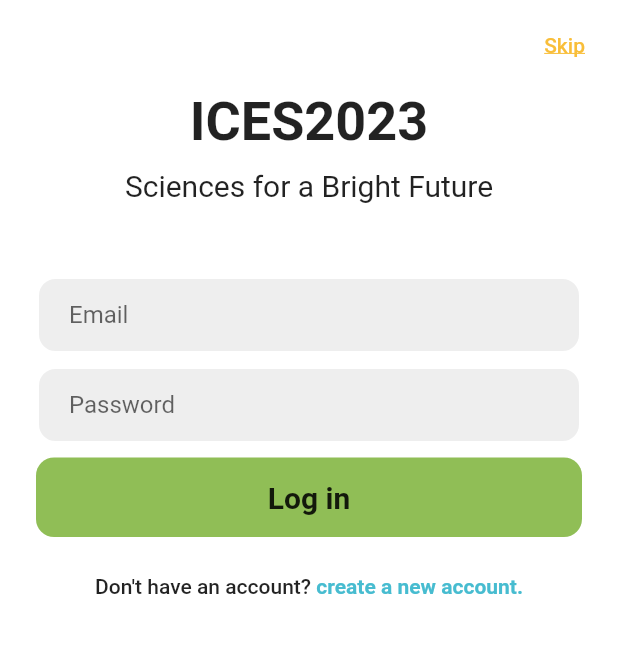
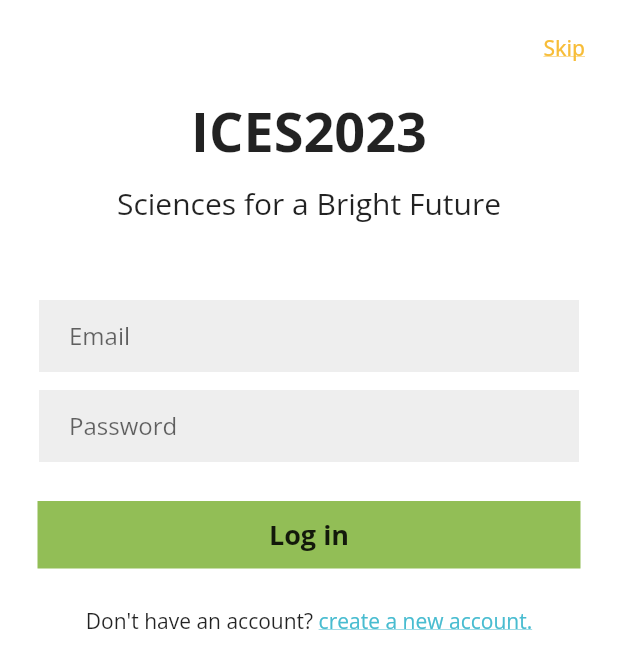
Before and after one commit to ShathaAldosari01/ices2023, a Flutter app: the screen it shows after launch, after a tap on "Create Account", after a tap on "Login", on a phone screen of 412 x 824 dp. Shown: the top 669 px of the screen. Run offline on Flutter 3.47's test engine with Material 2 defaults, Android fonts, the phone set to English and light mode, and no system bars; our stand-ins replace firebase_auth, firebase_core, flutter_spinkit; accounts and stored records are empty; network calls fail.

Commit message:
Font, colors

```diff
--- /dev/null
+++ b/lib/config/palette.dart
@@ -0,0 +1,15 @@
+import 'package:flutter/painting.dart';
+import 'package:flutter/material.dart';
+
+/*color theme*/
+class Palette {
+  static const Color backgroundColor = Color(0xFFffffff); //0xFF1c1c1c
+  static const Color darkBlue = Color(0xFF262262);
+  static const Color blue = Color(0xFF48bcd0);
+  static const Color green = Color(0xFF92be56);
+  static const Color yellow = Color(0xFFf7bd39);
+  static const Color black = Color(0xFF000000);
+  static const Color white = Color(0xFFffffff);
+  static const Color orange = Color(0xFFf3712e);
+  static const Color grey = Color(0xFF6d6e71);
+}
--- a/lib/screens/auth/login.dart
+++ b/lib/screens/auth/login.dart
@@ -1,4 +1,5 @@
 import 'package:flutter/material.dart';
+import 'package:ices2023/config/palette.dart';
 
 import '../../services/auth.dart';
 
@@ -29,8 +30,18 @@ class _LoginState extends State<Login> {
   Future openDialog()=> showDialog(
       context: context,
       builder: (context) =>  AlertDialog(
-          title: const Text("The login failed"),
-          content: const Text('could not log in with those credentials.'),
+          title: const Text(
+              "The login failed",
+            style: TextStyle(
+              fontFamily: 'OpenSans',
+            ),
+          ),
+          content: const Text(
+              'could not log in with those credentials.',
+            style: TextStyle(
+              fontFamily: 'OpenSans',
+            ),
+          ),
           actions: [
             Padding(
               padding: EdgeInsets.fromLTRB(0,0,20,15),
@@ -38,8 +49,9 @@ class _LoginState extends State<Login> {
                 child: const Text(
                   "Cancel",
                   style: TextStyle(
-                    color: Color(0xff47bcd0),
+                    color: Palette.blue,
                     fontWeight: FontWeight.bold,
+                    fontFamily: 'OpenSans',
                   ),
                 ),
                 onTap: (){
@@ -76,9 +88,10 @@ class _LoginState extends State<Login> {
                               child: const Text(
                                 "Skip",
                                 style: TextStyle(
-                                  color: Color(0xfff9be39),
+                                  color: Palette.yellow,
                                   fontWeight: FontWeight.w500,
                                   decoration: TextDecoration.underline,
+                                  fontFamily: 'OpenSans',
                                 ),
                               ),
                               onTap: () async{
@@ -109,7 +122,8 @@ class _LoginState extends State<Login> {
                       "ICES2023",
                       style: TextStyle(
                           fontWeight: FontWeight.bold,
-                          fontSize: 36
+                          fontSize: 36,
+                          fontFamily: 'OpenSans',
                       ),
                     ),
 
@@ -118,7 +132,8 @@ class _LoginState extends State<Login> {
                     const Text(
                       "Sciences for a Bright Future",
                       style: TextStyle(
-                          fontSize: 20
+                          fontFamily: 'OpenSans',
+                          fontSize: 20,
                       ),
                     ),
 
@@ -129,13 +144,15 @@ class _LoginState extends State<Login> {
                       padding: const EdgeInsets.symmetric(horizontal: 25),
                       child: Container(
                         decoration: BoxDecoration(
-                          borderRadius: BorderRadius.circular(12),
                           color: Colors.grey[200],
-                          border: Border.all(color: Colors.white),
+                          border: Border.all(color: Palette.white),
                         ),
                         child:  Padding(
                           padding: const EdgeInsets.symmetric(horizontal: 20 ),
                           child: TextFormField(
+                            style: const TextStyle(
+                              fontFamily: 'OpenSans',
+                            ),
                             decoration: const InputDecoration(
                                 border: InputBorder.none,
                                 hintText: "Email"
@@ -164,13 +181,15 @@ class _LoginState extends State<Login> {
                       padding: const EdgeInsets.symmetric(horizontal: 25),
                       child: Container(
                         decoration: BoxDecoration(
-                          borderRadius: BorderRadius.circular(12),
                           color: Colors.grey[200],
-                          border: Border.all(color: Colors.white),
+                          border: Border.all(color: Palette.white),
                         ),
                         child:  Padding(
                           padding: const EdgeInsets.symmetric(horizontal: 20 ),
                           child: TextFormField(
+                            style: const TextStyle(
+                              fontFamily: 'OpenSans',
+                            ),
                             obscureText: true,
                             decoration: const InputDecoration(
                                 border: InputBorder.none,
@@ -190,16 +209,15 @@ class _LoginState extends State<Login> {
                       ),
                     ),
 
-                    const SizedBox(height: 10,),
+                    const SizedBox(height: 25,),
 
                     //sign in
                     Padding(
-                      padding: const EdgeInsets.symmetric(horizontal: 24 ),
+                      padding: const EdgeInsets.symmetric(horizontal: 25 ),
                       child: Container(
-                        padding: const EdgeInsets.all(15),
-                        decoration: BoxDecoration(
-                            color: const Color(0xFF90be56),
-                            borderRadius: BorderRadius.circular(12)
+                        padding: const EdgeInsets.symmetric(horizontal: 20, vertical: 10),
+                        decoration: const BoxDecoration(
+                            color: Palette.green,
                         ),
                         child:  Center(
                           child: InkWell(
@@ -215,7 +233,8 @@ class _LoginState extends State<Login> {
                               'Log in',
                               style: TextStyle(
                                   fontWeight: FontWeight.bold,
-                                  fontSize: 20
+                                  fontSize: 18,
+                                fontFamily: 'OpenSans',
                               ),
                             ),
                           ),
@@ -232,15 +251,16 @@ class _LoginState extends State<Login> {
                         const Text(
                           "Don't have an account? ",
                           style: TextStyle(
-                            fontWeight: FontWeight.w500,
+                            fontFamily: 'OpenSans',
                           ),
                         ),
                         InkWell(
                           child: const Text(
                             "create a new account.",
                             style: TextStyle(
-                              color:  Color(0xFF47bcd0),
-                              fontWeight: FontWeight.bold,
+                              color:  Palette.blue,
+                              fontFamily: 'OpenSans',
+                              decoration: TextDecoration.underline,
                             ),
                           ),
                           onTap: (){
--- a/lib/screens/auth/sign_in.dart
+++ b/lib/screens/auth/sign_in.dart
@@ -1,4 +1,5 @@
 import 'package:flutter/material.dart';
+import 'package:ices2023/config/palette.dart';
 import 'package:ices2023/services/auth.dart';
 
 class SignIn extends StatefulWidget {
@@ -30,8 +31,18 @@ class _SignInState extends State<SignIn> {
   Future openDialog()=> showDialog(
       context: context,
       builder: (context) =>  AlertDialog(
-          title: const Text("The Registration failed"),
-          content: const Text('Please supply a valid email.'),
+          title: const Text(
+              "The Registration failed",
+            style: TextStyle(
+              fontFamily: 'OpenSans',
+            ),
+          ),
+          content: const Text(
+              'Please supply a valid email.',
+            style: TextStyle(
+              fontFamily: 'OpenSans',
+            ),
+          ),
           actions: [
             Padding(
               padding: EdgeInsets.fromLTRB(0,0,20,15),
@@ -39,7 +50,8 @@ class _SignInState extends State<SignIn> {
                 child: const Text(
                     "Cancel",
                   style: TextStyle(
-                    color: Color(0xff47bcd0),
+                    fontFamily: 'OpenSans',
+                    color: Palette.blue,
                     fontWeight: FontWeight.bold,
                   ),
                 ),
@@ -78,7 +90,8 @@ class _SignInState extends State<SignIn> {
                               child: const Text(
                                 "Skip",
                                 style: TextStyle(
-                                  color: Color(0xfff9be39),
+                                  fontFamily: 'OpenSans',
+                                  color: Palette.yellow,
                                   fontWeight: FontWeight.w500,
                                   decoration: TextDecoration.underline,
                                 ),
@@ -110,8 +123,10 @@ class _SignInState extends State<SignIn> {
                     const Text(
                       "ICES2023",
                       style: TextStyle(
+                        color: Palette.darkBlue,
                           fontWeight: FontWeight.bold,
-                          fontSize: 36
+                          fontSize: 36,
+                        fontFamily: 'OpenSans',
                       ),
                     ),
 
@@ -120,24 +135,27 @@ class _SignInState extends State<SignIn> {
                     const Text(
                       "Sciences for a Bright Future",
                       style: TextStyle(
-                          fontSize: 20
+                          fontSize: 20,
+                        fontFamily: 'OpenSans',
                       ),
                     ),
 
-                    const SizedBox(height: 50,),
+                    const SizedBox(height: 35,),
 
                     //name
                     Padding(
                       padding: const EdgeInsets.symmetric(horizontal: 25),
                       child: Container(
                         decoration: BoxDecoration(
-                          borderRadius: BorderRadius.circular(12),
                           color: Colors.grey[200],
-                          border: Border.all(color: Colors.white),
+                          border: Border.all(color: Palette.white),
                         ),
                         child:  Padding(
                           padding: const EdgeInsets.symmetric(horizontal: 20 ),
                           child: TextFormField(
+                            style: const TextStyle(
+                              fontFamily: 'OpenSans',
+                            ),
                             decoration: const InputDecoration(
                                 border: InputBorder.none,
                                 hintText: "Full name"
@@ -166,13 +184,15 @@ class _SignInState extends State<SignIn> {
                       padding: const EdgeInsets.symmetric(horizontal: 25),
                       child: Container(
                         decoration: BoxDecoration(
-                          borderRadius: BorderRadius.circular(12),
                           color: Colors.grey[200],
-                          border: Border.all(color: Colors.white),
+                          border: Border.all(color: Palette.white),
                         ),
                         child:  Padding(
                           padding: const EdgeInsets.symmetric(horizontal: 20 ),
                           child: TextFormField(
+                            style: const TextStyle(
+                              fontFamily: 'OpenSans',
+                            ),
                             decoration: const InputDecoration(
                                 border: InputBorder.none,
                                 hintText: "Email"
@@ -201,13 +221,15 @@ class _SignInState extends State<SignIn> {
                       padding: const EdgeInsets.symmetric(horizontal: 25),
                       child: Container(
                         decoration: BoxDecoration(
-                          borderRadius: BorderRadius.circular(12),
                           color: Colors.grey[200],
-                          border: Border.all(color: Colors.white),
+                          border: Border.all(color: Palette.white),
                         ),
                         child:  Padding(
                           padding: const EdgeInsets.symmetric(horizontal: 20 ),
                           child: TextFormField(
+                            style: const TextStyle(
+                              fontFamily: 'OpenSans',
+                            ),
                             obscureText: true,
                             decoration: const InputDecoration(
                                 border: InputBorder.none,
@@ -228,24 +250,25 @@ class _SignInState extends State<SignIn> {
                       ),
                     ),
 
-                    const SizedBox(height: 10,),
+                    const SizedBox(height: 25,),
 
                     //sign in
                     Padding(
-                      padding: const EdgeInsets.symmetric(horizontal: 24 ),
+                      padding: const EdgeInsets.symmetric(horizontal: 25 ),
                       child: Container(
-                        padding: const EdgeInsets.all(15),
-                        decoration: BoxDecoration(
-                            color: const Color(0xFF90be56),
-                            borderRadius: BorderRadius.circular(12)
+                        padding: const EdgeInsets.symmetric(horizontal: 20, vertical: 10),
+                        decoration: const BoxDecoration(
+                            color: Palette.green,
                         ),
                         child: Center(
                           child: InkWell(
                             child: const Text(
                               'Create Account',
                               style: TextStyle(
+                                  fontFamily: 'OpenSans',
                                   fontWeight: FontWeight.bold,
-                                  fontSize: 20
+                                  fontSize: 18,
+                                color: Palette.black,
                               ),
                             ),
                             onTap: ()async{
@@ -274,7 +297,7 @@ class _SignInState extends State<SignIn> {
                         const Text(
                           "Already have an account? ",
                           style: TextStyle(
-                            fontWeight: FontWeight.w500,
+                            fontFamily: 'OpenSans',
                           ),
                         ),
                         InkWell(
@@ -284,8 +307,9 @@ class _SignInState extends State<SignIn> {
                           child: const Text(
                             "Login",
                             style: TextStyle(
-                              color:  Color(0xFF47bcd0),
-                              fontWeight: FontWeight.bold,
+                              color:  Palette.blue,
+                              fontFamily: 'OpenSans',
+                              decoration: TextDecoration.underline,
                             ),
                           ),
                         ),
```
Also changed, not shown: pubspec.yaml (+4 -4 lines), fonts/OpenSans-VariableFont_wdth,wght.ttf (added).
